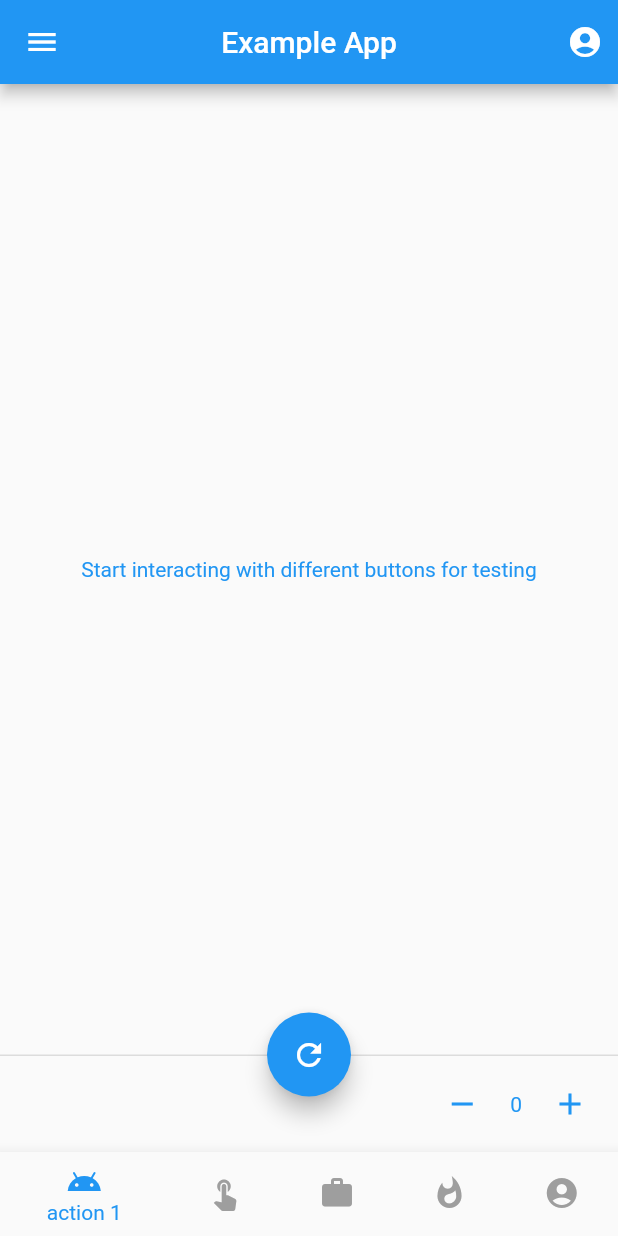
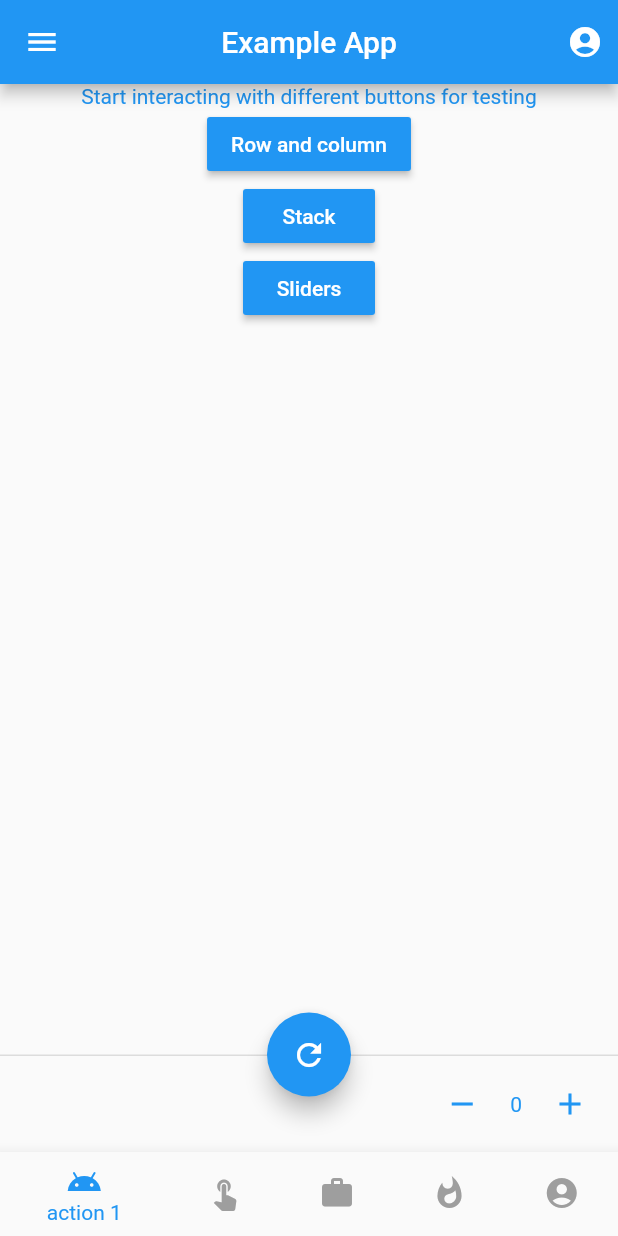
Before and after one commit to madhavtripathi05/Flutter-Examples, a Flutter app: the screen it shows after launch, on a phone screen of 412 x 824 dp. Run offline on Flutter 3.47's test engine with Material 2 defaults, Android fonts, the phone set to English and light mode, and no system bars; our stand-ins replace simple_animations.

Commit message:
Added buttons and Sliders

```diff
--- a/material_app/lib/main.dart
+++ b/material_app/lib/main.dart
@@ -3,6 +3,7 @@ import 'package:material_app/widgets/stack_widget.dart';
 
 import './widgets/row_column.dart';
 import './widgets/scaffold_widget.dart';
+import './widgets/sliders_demo.dart';
 
 //as every programming language execution starts from main()
 void main() => runApp(MyApp());
@@ -20,7 +21,6 @@ class MyApp extends StatelessWidget {
       //theme:
       theme: ThemeData(
         primaryColor: Colors.blue,
-
       ),
 
       //our app will be loaded from here
@@ -29,9 +29,10 @@ class MyApp extends StatelessWidget {
       //routes to different screens
       routes: {
         /*if home not specified app will start from here*/
+        RowColumn.routeName: (context) => RowColumn(),
         ScaffoldWidget.routeName: (context) => ScaffoldWidget(),
-        RowColumn.routeName: (context) => RowColumn(),
-        StackWidget.routeName:(context)=>StackWidget(),
+        SlidersDemo.routeName: (context) => SlidersDemo(),
+        StackWidget.routeName: (context) => StackWidget(),
       },
     );
   }
--- a/material_app/lib/widgets/scaffold_widget.dart
+++ b/material_app/lib/widgets/scaffold_widget.dart
@@ -1,6 +1,7 @@
 import 'dart:math';
 
 import 'package:flutter/material.dart';
+import 'package:material_app/widgets/sliders_demo.dart';
 import 'package:material_app/widgets/stack_widget.dart';
 
 import '../widgets/row_column.dart';
@@ -52,8 +53,33 @@ class _ScaffoldWidgetState extends State<ScaffoldWidget> {
         ],
       ),
       body: Center(
-        child: Text('Start interacting with different buttons for testing',
-            style: TextStyle(color: myColor)),
+        child: Column(
+          children: <Widget>[
+            Text('Start interacting with different buttons for testing',
+                style: TextStyle(color: myColor)),
+            RaisedButton(
+              color: myColor,
+              textColor: Colors.white,
+              onPressed: () =>
+                  Navigator.pushNamed(context, RowColumn.routeName),
+              child: Text('Row and column'),
+            ),
+            RaisedButton(
+              color: myColor,
+              textColor: Colors.white,
+              onPressed: () =>
+                  Navigator.pushNamed(context, StackWidget.routeName),
+              child: Text('Stack'),
+            ),
+            RaisedButton(
+              color: myColor,
+              textColor: Colors.white,
+              onPressed: () =>
+                  Navigator.pushNamed(context, SlidersDemo.routeName),
+              child: Text('Sliders'),
+            ),
+          ],
+        ),
       ),
       drawer: Drawer(
         child: ListView(
@@ -69,13 +95,9 @@ class _ScaffoldWidgetState extends State<ScaffoldWidget> {
                 title: Text('Option $i'),
                 leading: Icon(Icons.check_circle_outline, color: myColor),
                 onTap: () =>
-                  Navigator.pushNamed(context, StackWidget.routeName),
+                    Navigator.pushNamed(context, StackWidget.routeName),
               ),
-            FlatButton(
-              onPressed: () =>
-                  Navigator.pushNamed(context, RowColumn.routeName),
-              child: Text('Go to next page'),
-            ),
+
           ],
         ),
       ),
@@ -127,7 +149,6 @@ class _ScaffoldWidgetState extends State<ScaffoldWidget> {
       ],
       bottomNavigationBar: BottomNavigationBar(
           selectedItemColor: myColor,
-
           onTap: (val) {
             setState(() => selectedIndex = val);
             changeColor();
```
Also changed, not shown: material_app/lib/widgets/sliders_demo.dart (added, +71 -0 lines), material_app/lib/widgets/stack_widget.dart (+6 -6 lines), 1 other file.
